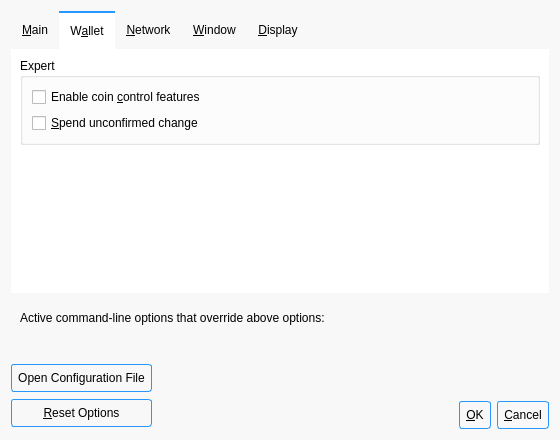
This is src/qt/forms/optionsdialog.ui in ecoinchain/ecoin as Qt 5 draws it before an edit. The edited form follows.
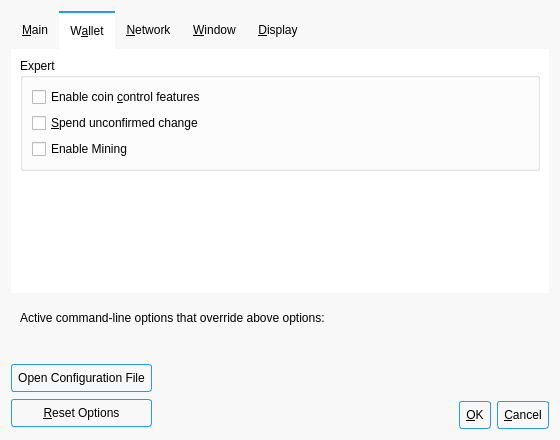
This is the edited form. The open tabs and pages were chosen to show the change. Icons and pictures are not drawn. Custom widgets are drawn as their Qt base class.

Commit message: add minner option, only gui part now.

What changed in the file:
```diff
--- a/src/qt/forms/optionsdialog.ui
+++ b/src/qt/forms/optionsdialog.ui
@@ -282,6 +282,13 @@
             </property>
            </widget>
           </item>
+          <item>
+           <widget class="QCheckBox" name="enableMinner">
+            <property name="text">
+             <string>Enable Mining</string>
+            </property>
+           </widget>
+          </item>
          </layout>
         </widget>
        </item>
```
Left out of the diff: 2 changed lines with no effect on the pictures. The commit also changes 3 other files.
